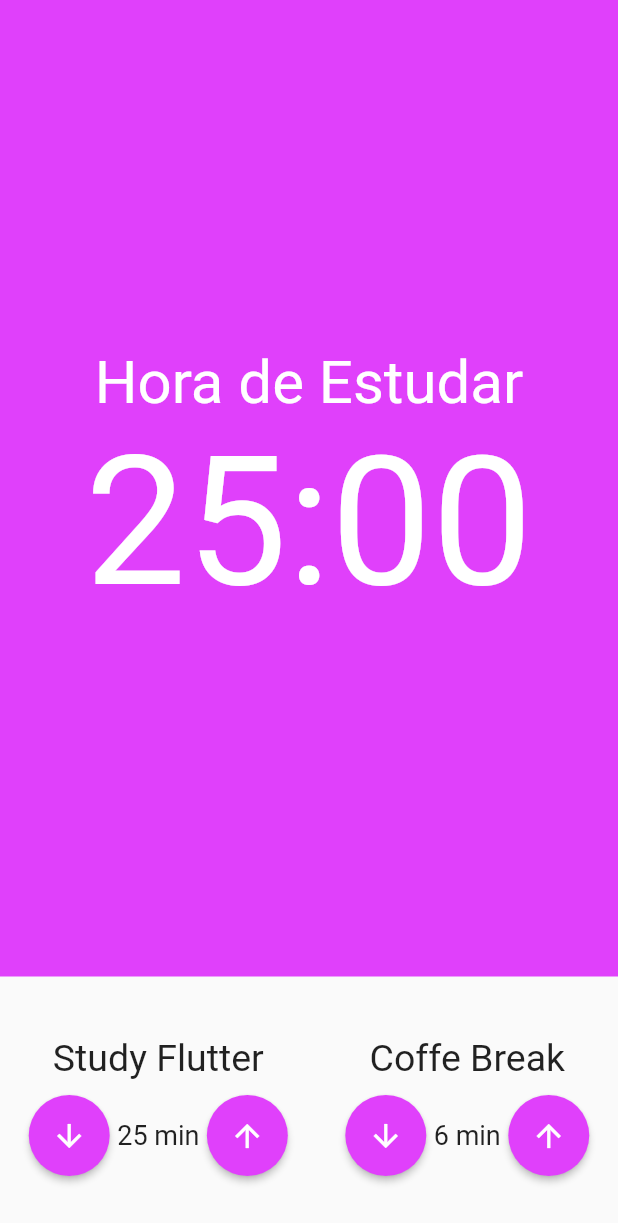
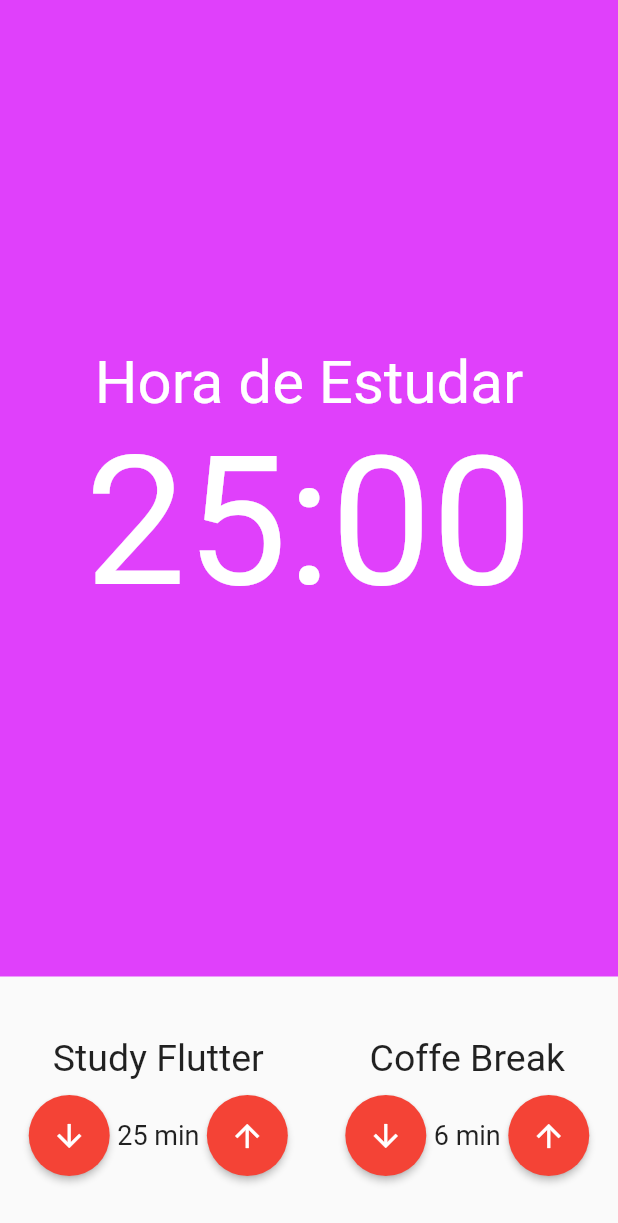
Before and after one commit to isaacscardoso/flutter-pomodoro, a Flutter app: the screen it shows after launch, on a phone screen of 412 x 824 dp. Shown: the top 1223 px of the screen. Run offline on Flutter 3.47's test engine with Material 2 defaults, Android fonts, the phone set to English and light mode, and no system bars; our stand-ins replace mobx; generated files the repository leaves out were written again.

Commit message:
Changing some properties of 'CustomElevatedButton'.

```diff
--- a/lib/components/custom_elevated_button.dart
+++ b/lib/components/custom_elevated_button.dart
@@ -2,19 +2,21 @@ import 'package:flutter/material.dart';
 
 class CustomElevatedButton extends StatelessWidget {
   final Function() onPressed;
-  final EdgeInsetsGeometry padding;
-  final IconData icon;
+  final IconData? icon;
+  final EdgeInsetsGeometry? padding;
   final OutlinedBorder? shape;
   final Color? primaryColor;
+  final Widget? child;
   final Color? iconColor;
 
   const CustomElevatedButton({
     Key? key,
     required this.onPressed,
-    required this.padding,
-    required this.icon,
+    this.icon,
+    this.padding,
     this.shape,
     this.primaryColor,
+    this.child,
     this.iconColor,
   }) : super(key: key);
 
@@ -25,12 +27,10 @@ class CustomElevatedButton extends StatelessWidget {
       style: ElevatedButton.styleFrom(
         padding: padding,
         shape: shape ?? const CircleBorder(),
-        primary: primaryColor ?? Colors.purpleAccent,
+        primary: primaryColor ?? Colors.red,
       ),
-      child: Icon(
-        icon,
-        color: iconColor ?? Colors.white,
-      ),
+      child: child ??
+          (icon != null ? Icon(icon, color: iconColor ?? Colors.white) : null),
     );
   }
 }
```
